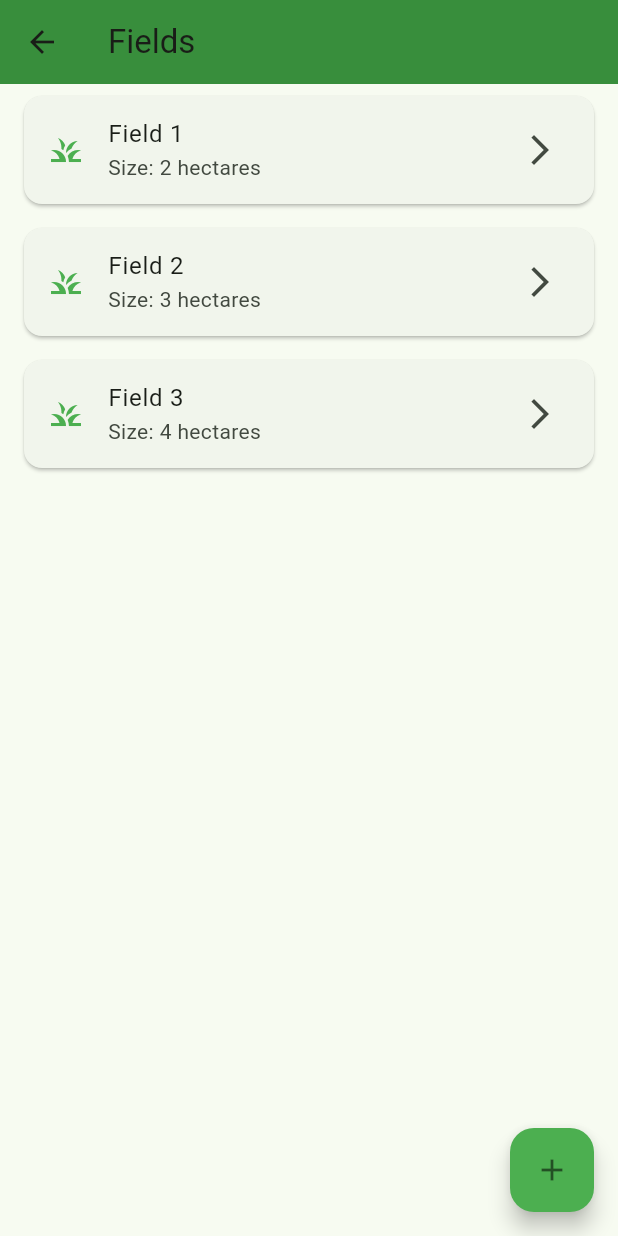
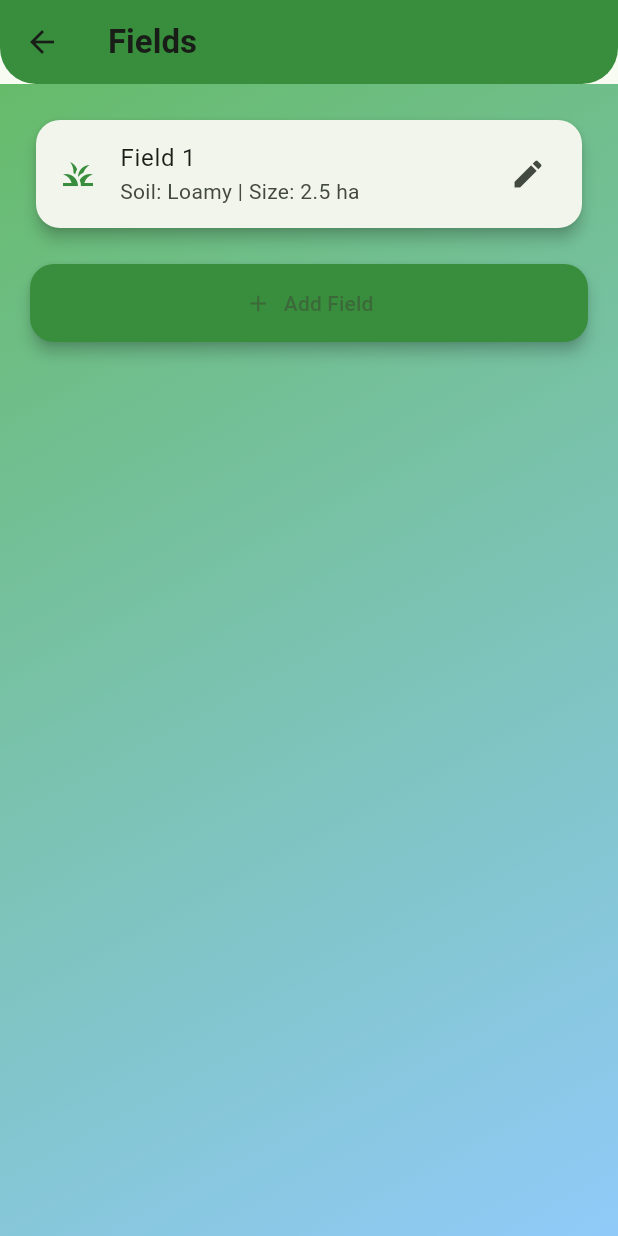
Before and after one commit to beaastneeraj/btp, a Flutter app: the DashboardScreen screen opened directly, after a tap on "Fields & Crops", on a phone screen of 412 x 824 dp. Run offline on Flutter 3.47's test engine with Material 3 defaults, Android fonts, the phone set to English and light mode, and no system bars.

Commit message:
Enhance UI for Dashboard and Fields screens with improved styling and layout

```diff
--- a/lib/screens/dashboard_screen.dart
+++ b/lib/screens/dashboard_screen.dart
@@ -12,19 +12,31 @@ class DashboardScreen extends StatelessWidget {
   Widget build(BuildContext context) {
     return Scaffold(
       appBar: AppBar(
-        title: Text('Farm Dashboard'),
-        backgroundColor: Colors.green[700],
+        title: Text('Farm Dashboard', style: TextStyle(fontWeight: FontWeight.bold)),
+        backgroundColor: Colors.green.shade700,
+        elevation: 0,
+        shape: const RoundedRectangleBorder(
+          borderRadius: BorderRadius.vertical(bottom: Radius.circular(24)),
         ),
-      body: GridView.count(
+      ),
+      body: Container(
+        decoration: BoxDecoration(
+          gradient: LinearGradient(
+            colors: [Colors.green.shade400, Colors.blue.shade200],
+            begin: Alignment.topLeft,
+            end: Alignment.bottomRight,
+          ),
+        ),
+        child: GridView.count(
           crossAxisCount: 2,
-        padding: EdgeInsets.all(16),
-        crossAxisSpacing: 16,
-        mainAxisSpacing: 16,
+          padding: EdgeInsets.all(20),
+          crossAxisSpacing: 20,
+          mainAxisSpacing: 20,
           children: [
             _DashboardCard(
               icon: Icons.grass,
               label: 'Fields & Crops',
-            color: Colors.green,
+              color: Colors.green.shade600,
               onTap: () {
                 Navigator.push(context, MaterialPageRoute(builder: (_) => FieldsScreen()));
               },
@@ -32,23 +44,23 @@ class DashboardScreen extends StatelessWidget {
             _DashboardCard(
               icon: Icons.attach_money,
               label: 'Expenses',
-            color: Colors.orange,
+              color: Colors.orange.shade600,
               onTap: () {
                 Navigator.push(context, MaterialPageRoute(builder: (_) => ExpensesScreen()));
               },
             ),
             _DashboardCard(
-            icon: Icons.inventory,
+              icon: Icons.inventory_2,
               label: 'Inventory',
-            color: Colors.blue,
+              color: Colors.blue.shade600,
               onTap: () {
                 Navigator.push(context, MaterialPageRoute(builder: (_) => InventoryScreen()));
               },
             ),
             _DashboardCard(
-            icon: Icons.task,
+              icon: Icons.task_alt,
               label: 'Tasks',
-            color: Colors.purple,
+              color: Colors.purple.shade600,
               onTap: () {
                 Navigator.push(context, MaterialPageRoute(builder: (_) => TasksScreen()));
               },
@@ -56,20 +68,21 @@ class DashboardScreen extends StatelessWidget {
             _DashboardCard(
               icon: Icons.cloud,
               label: 'Weather',
-            color: Colors.teal,
+              color: Colors.teal.shade600,
               onTap: () {
                 Navigator.push(context, MaterialPageRoute(builder: (_) => WeatherScreen()));
               },
             ),
             _DashboardCard(
-            icon: Icons.bar_chart,
+              icon: Icons.bar_chart_rounded,
               label: 'Reports',
-            color: Colors.red,
+              color: Colors.red.shade600,
               onTap: () {
                 Navigator.push(context, MaterialPageRoute(builder: (_) => ReportsScreen()));
               },
             ),
           ],
+        ),
       ),
     );
   }
--- a/lib/screens/fields_screen.dart
+++ b/lib/screens/fields_screen.dart
@@ -4,24 +4,51 @@ class FieldsScreen extends StatelessWidget {
   @override
   Widget build(BuildContext context) {
     return Scaffold(
-      appBar: AppBar(title: Text('Fields'), backgroundColor: Colors.green[700]),
-      body: ListView.builder(
-        itemCount: 3, // Placeholder
-        itemBuilder: (context, index) => Card(
-          margin: EdgeInsets.symmetric(horizontal: 16, vertical: 8),
-          child: ListTile(
-            leading: Icon(Icons.grass, color: Colors.green),
-            title: Text('Field ${index + 1}'),
-            subtitle: Text('Size: ${2 + index} hectares'),
-            trailing: Icon(Icons.arrow_forward_ios),
-            onTap: () {},
+      appBar: AppBar(
+        title: Text('Fields', style: TextStyle(fontWeight: FontWeight.bold)),
+        backgroundColor: Colors.green.shade700,
+        elevation: 0,
+        shape: const RoundedRectangleBorder(
+          borderRadius: BorderRadius.vertical(bottom: Radius.circular(24)),
+        ),
+      ),
+      body: Container(
+        decoration: BoxDecoration(
+          gradient: LinearGradient(
+            colors: [Colors.green.shade400, Colors.blue.shade200],
+            begin: Alignment.topLeft,
+            end: Alignment.bottomRight,
           ),
         ),
-      ),
-      floatingActionButton: FloatingActionButton(
-        backgroundColor: Colors.green,
-        child: Icon(Icons.add),
-        onPressed: () {},
+        child: ListView(
+          padding: EdgeInsets.all(20),
+          children: [
+            Card(
+              shape: RoundedRectangleBorder(borderRadius: BorderRadius.circular(16)),
+              elevation: 4,
+              child: ListTile(
+                leading: Icon(Icons.grass, color: Colors.green.shade700),
+                title: Text('Field 1'),
+                subtitle: Text('Soil: Loamy | Size: 2.5 ha'),
+                trailing: Icon(Icons.edit),
+                onTap: () {},
+              ),
+            ),
+            // ...more fields, add CRUD logic here...
+            SizedBox(height: 20),
+            ElevatedButton.icon(
+              onPressed: () {},
+              icon: Icon(Icons.add),
+              label: Text('Add Field'),
+              style: ElevatedButton.styleFrom(
+                backgroundColor: Colors.green.shade700,
+                shape: RoundedRectangleBorder(borderRadius: BorderRadius.circular(16)),
+                padding: EdgeInsets.symmetric(vertical: 16),
+                elevation: 4,
+              ),
+            ),
+          ],
+        ),
       ),
     );
   }
```
Also changed, not shown: lib/screens/login_screen.dart (+61 -8 lines). Lines whose indentation alone changed are shown as unchanged.
